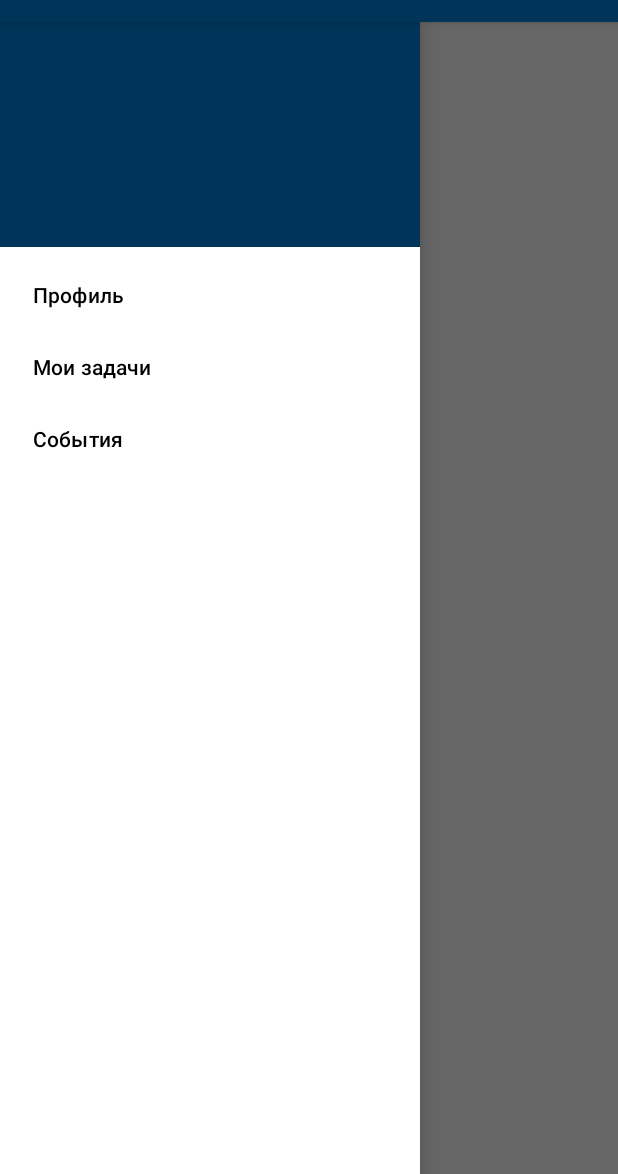
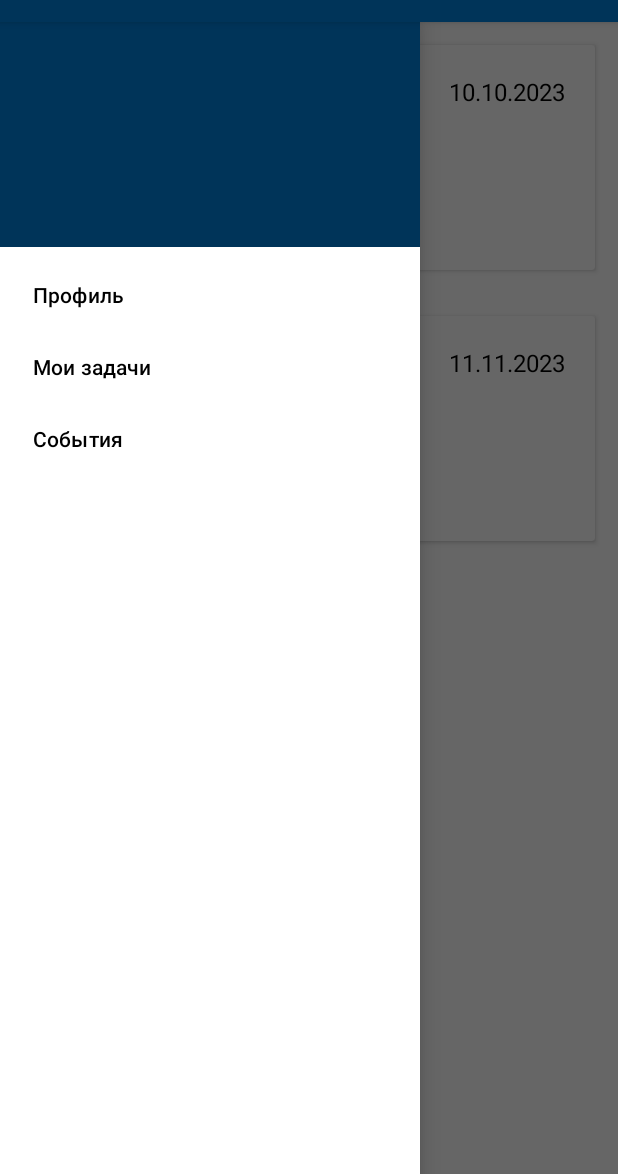
Before and after one commit to SergeiKrainyukov/AdaptumApp, an Android app: the fragment TasksFragment placed in its activity, with the side drawer open, on a phone screen of 412 x 824 dp, the part 62-1236 px from its top. Run offline under Robolectric (Android 15) with nearby library versions, the phone set to English and light mode, and no system bars.

Commit message:
Обновлен экран задач

```diff
--- /dev/null
+++ b/app/src/main/java/com/example/adaptumapp/presentation/adapters/TaskItemDiffCallback.kt
@@ -0,0 +1,10 @@
+package com.example.adaptumapp.presentation.adapters
+
+import androidx.recyclerview.widget.DiffUtil
+import com.example.adaptumapp.presentation.model.TaskListItem
+
+class TaskItemDiffCallback : DiffUtil.ItemCallback<TaskListItem>() {
+    override fun areItemsTheSame(oldItem: TaskListItem, newItem: TaskListItem) = oldItem.id == newItem.id
+
+    override fun areContentsTheSame(oldItem: TaskListItem, newItem: TaskListItem) = oldItem == newItem
+}
--- /dev/null
+++ b/app/src/main/java/com/example/adaptumapp/presentation/adapters/TaskViewHolder.kt
@@ -0,0 +1,14 @@
+package com.example.adaptumapp.presentation.adapters
+
+import android.view.View
+import android.widget.TextView
+import androidx.recyclerview.widget.RecyclerView
+import com.example.adaptumapp.R
+import com.example.adaptumapp.presentation.model.TaskListItem
+
+class TaskViewHolder(val view: View) : RecyclerView.ViewHolder(view) {
+    fun bind(training: TaskListItem) {
+        view.findViewById<TextView>(R.id.training_type_tv).text = training.type
+        view.findViewById<TextView>(R.id.training_date_tv).text = training.date
+    }
+}
--- /dev/null
+++ b/app/src/main/java/com/example/adaptumapp/presentation/adapters/TasksListAdapter.kt
@@ -0,0 +1,18 @@
+package com.example.adaptumapp.presentation.adapters
+
+import android.view.LayoutInflater
+import android.view.ViewGroup
+import androidx.recyclerview.widget.ListAdapter
+import com.example.adaptumapp.R
+import com.example.adaptumapp.presentation.model.TaskListItem
+
+class TasksListAdapter : ListAdapter<TaskListItem, TaskViewHolder>(TaskItemDiffCallback())  {
+    override fun onCreateViewHolder(parent: ViewGroup, viewType: Int): TaskViewHolder {
+        val view = LayoutInflater.from(parent.context).inflate(R.layout.item_task, parent, false)
+        return TaskViewHolder(view)
+    }
+
+    override fun onBindViewHolder(holder: TaskViewHolder, position: Int) {
+        holder.bind(currentList[position])
+    }
+}
--- a/app/src/main/java/com/example/adaptumapp/presentation/fragments/TasksFragment.kt
+++ b/app/src/main/java/com/example/adaptumapp/presentation/fragments/TasksFragment.kt
@@ -10,6 +10,7 @@ import androidx.lifecycle.flowWithLifecycle
 import androidx.lifecycle.lifecycleScope
 import com.example.adaptumapp.AdaptumApp
 import com.example.adaptumapp.databinding.FragmentTasksBinding
+import com.example.adaptumapp.presentation.adapters.TasksListAdapter
 import com.example.adaptumapp.presentation.viewModels.TasksFragmentViewModel
 import kotlinx.coroutines.flow.collectLatest
 import kotlinx.coroutines.flow.filterNotNull
@@ -19,6 +20,8 @@ import javax.inject.Inject
 class TasksFragment : Fragment() {
 
     private lateinit var binding: FragmentTasksBinding
+
+    private lateinit var tasksListAdapter: TasksListAdapter
 
     @Inject
     lateinit var viewModel: TasksFragmentViewModel
@@ -46,12 +49,12 @@ class TasksFragment : Fragment() {
 
     private fun bindViewModel() {
         lifecycleScope.launch {
-            viewModel.trainingsState.flowWithLifecycle(
+            viewModel.tasksState.flowWithLifecycle(
                 lifecycle,
                 Lifecycle.State.RESUMED
             ).filterNotNull()
                 .collectLatest {
-
+                    tasksListAdapter.submitList(it)
                 }
         }
     }
@@ -61,56 +64,9 @@ class TasksFragment : Fragment() {
     }
 
     private fun initRecyclerView() {
-
+        tasksListAdapter = TasksListAdapter()
+        with(binding.tasksRv) {
+            adapter = tasksListAdapter
+        }
     }
 }
-
-//class TrainingsFragment : Fragment(R.layout.fragment_trainings) {
-//
-//    private lateinit var trainingsListAdapter: TrainingsListAdapter
-//
-//    private lateinit var binding: FragmentTrainingsBinding
-//
-//    @Inject
-//    lateinit var viewModel: TrainingsFragmentViewModel
-//
-//    override fun onCreate(savedInstanceState: Bundle?) {
-//        super.onCreate(savedInstanceState)
-//        (requireActivity().application as SynergySportApp).appComponent.inject(this)
-//    }
-//
-//    override fun onCreateView(
-//        inflater: LayoutInflater,
-//        container: ViewGroup?,
-//        savedInstanceState: Bundle?
-//    ): View {
-//        binding = FragmentTrainingsBinding.inflate(inflater, container, false)
-//        return binding.root
-//    }
-//
-//    override fun onViewCreated(view: View, savedInstanceState: Bundle?) {
-//        super.onViewCreated(view, savedInstanceState)
-//        initViews()
-//        bindViewModel()
-//        viewModel.init()
-//    }
-//
-//    private fun bindViewModel() {
-//        viewModel.trainingsLiveData.observe(viewLifecycleOwner) {
-//            trainingsListAdapter.submitList(
-//                it
-//            )
-//        }
-//    }
-//
-//    private fun initViews() {
-//        initRecyclerView()
-//    }
-//
-//    private fun initRecyclerView() {
-//        trainingsListAdapter = TrainingsListAdapter()
-//        with(binding.trainingsRv) {
-//            adapter = trainingsListAdapter
-//        }
-//    }
-//}
--- a/app/src/main/java/com/example/adaptumapp/presentation/viewModels/TrainingsFragmentViewModel.kt
+++ b/app/src/main/java/com/example/adaptumapp/presentation/viewModels/TrainingsFragmentViewModel.kt
@@ -1,18 +1,37 @@
 package com.example.adaptumapp.presentation.viewModels
 
 import androidx.lifecycle.ViewModel
+import androidx.lifecycle.viewModelScope
 import com.example.adaptumapp.presentation.model.TaskListItem
 import kotlinx.coroutines.flow.MutableStateFlow
+import kotlinx.coroutines.flow.StateFlow
+import kotlinx.coroutines.launch
 import javax.inject.Inject
 
 class TasksFragmentViewModel @Inject constructor() : ViewModel() {
 
-    private val _trainingsState = MutableStateFlow<List<TaskListItem>?>(null)
-    val trainingsState: MutableStateFlow<List<TaskListItem>?>
-        get() = _trainingsState
+    private val _tasksState = MutableStateFlow<List<TaskListItem>?>(null)
+    val tasksState: StateFlow<List<TaskListItem>?>
+        get() = _tasksState
 
 
     fun init() {
-
+        viewModelScope.launch {
+        val list = listOf(
+            TaskListItem(
+                0,
+                type = "Бег",
+                date = "10.10.2023",
+                status = "К выполнению"
+            ),
+            TaskListItem(
+                1,
+                type = "Ходьба",
+                date = "11.11.2023",
+                status = "К выполнению"
+            ),
+        )
+            _tasksState.emit(list)
+        }
     }
 }
--- /dev/null
+++ b/app/src/main/res/layout/item_task.xml
@@ -0,0 +1,78 @@
+<?xml version="1.0" encoding="utf-8"?>
+<androidx.cardview.widget.CardView xmlns:android="http://schemas.android.com/apk/res/android"
+    xmlns:app="http://schemas.android.com/apk/res-auto"
+    xmlns:tools="http://schemas.android.com/tools"
+    android:layout_margin="15dp"
+    android:layout_width="match_parent"
+    android:layout_height="150dp">
+
+    <androidx.constraintlayout.widget.ConstraintLayout
+        android:layout_width="match_parent"
+        android:layout_height="wrap_content"
+        android:layout_margin="20dp"
+        android:orientation="horizontal">
+
+        <TextView
+            android:id="@+id/training_type_tv"
+            style="@style/TitleTextStyleBlack"
+            android:layout_width="wrap_content"
+            android:layout_height="wrap_content"
+            app:layout_constraintStart_toStartOf="parent"
+            app:layout_constraintTop_toTopOf="parent"
+            tools:text="Бег" />
+
+        <TextView
+            android:id="@+id/training_date_tv"
+            style="@style/NormalTextStyleBlack"
+            android:layout_width="wrap_content"
+            android:layout_height="wrap_content"
+            app:layout_constraintEnd_toEndOf="parent"
+            app:layout_constraintTop_toTopOf="parent"
+            tools:text="24.09.2023 18:55" />
+
+        <TextView
+            android:id="@+id/cores_tv"
+            style="@style/NormalTextStyleBlack"
+            android:layout_width="wrap_content"
+            android:layout_height="wrap_content"
+            android:layout_marginTop="40dp"
+            android:text="Баллы"
+            app:layout_constraintStart_toStartOf="parent"
+            app:layout_constraintTop_toTopOf="@id/training_type_tv" />
+
+        <TextView
+            android:id="@+id/time_tv"
+            style="@style/NormalTextStyleBlack"
+            android:layout_width="wrap_content"
+            android:layout_height="wrap_content"
+            android:layout_marginTop="40dp"
+            android:layout_marginStart="40dp"
+            android:text="Время"
+            app:layout_constraintTop_toTopOf="@id/training_type_tv"
+            app:layout_constraintStart_toEndOf="@id/cores_tv" />
+
+        <TextView
+            android:id="@+id/cores_count_tv"
+            style="@style/NormalTextStyleBlack"
+            android:layout_width="50dp"
+            android:layout_height="wrap_content"
+            android:layout_marginTop="30dp"
+            android:text="5"
+            app:layout_constraintTop_toTopOf="@id/cores_tv"
+            app:layout_constraintStart_toStartOf="parent" />
+
+        <TextView
+            android:id="@+id/time_count_tv"
+            style="@style/NormalTextStyleBlack"
+            android:layout_width="50dp"
+            android:layout_height="wrap_content"
+            android:layout_marginTop="30dp"
+            android:layout_marginStart="40dp"
+            android:text="14 min"
+            app:layout_constraintTop_toTopOf="@id/time_tv"
+            app:layout_constraintStart_toEndOf="@id/cores_count_tv" />
+
+    </androidx.constraintlayout.widget.ConstraintLayout>
+
+
+</androidx.cardview.widget.CardView>
```
